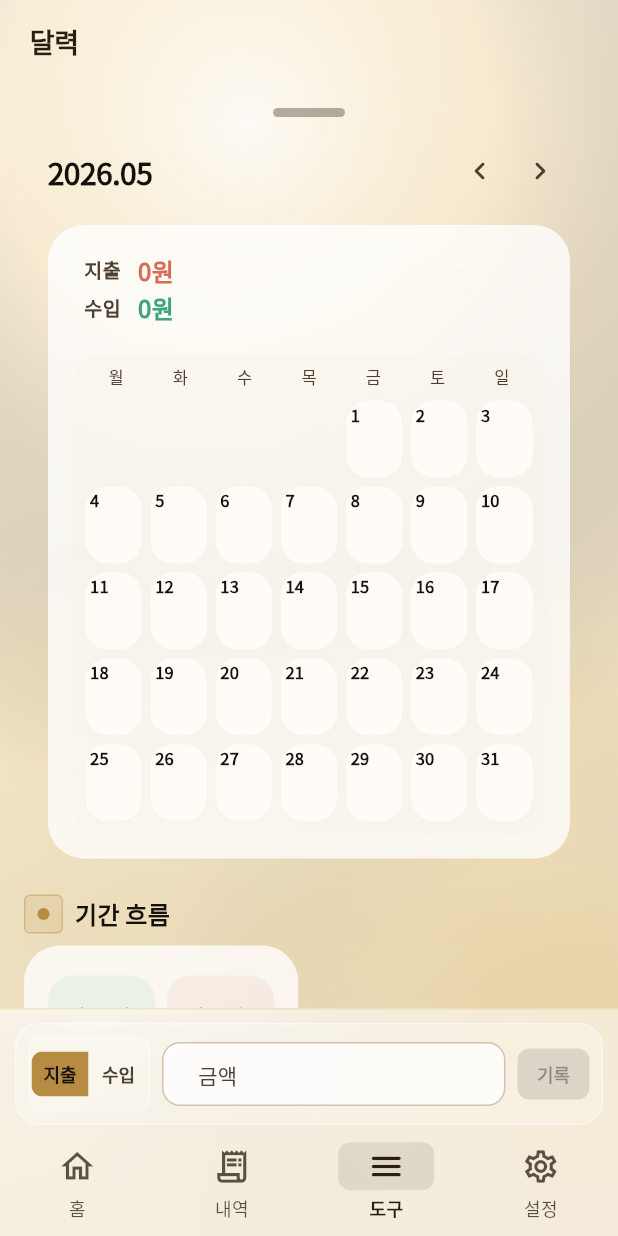
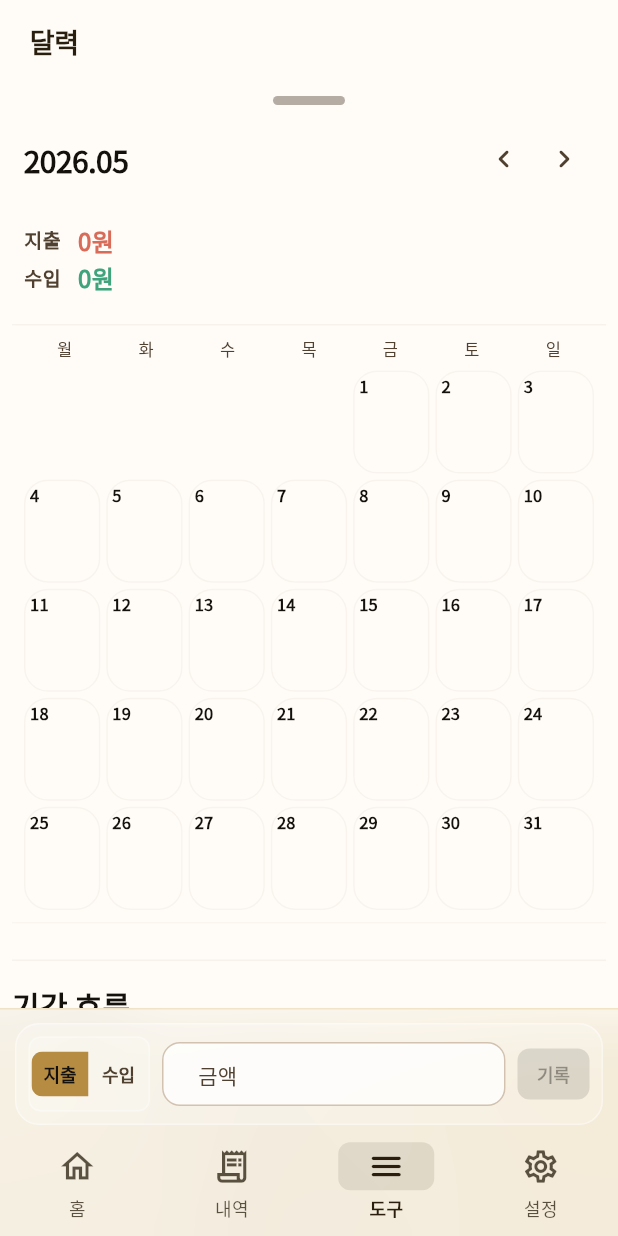
Before and after one commit to skypsj032-code/smart-wallet-app, a Flutter app: the CalendarScreen screen opened by its route, on a phone screen of 412 x 824 dp. Run offline on Flutter 3.47's test engine with Material 3 defaults, Android fonts, the light colour scheme and no system bars; our stand-ins replace camera, drift, file_picker, fl_chart, flutter_riverpod, go_router and 2 more; missing offline and left inert: google_mlkit_text_recognition; accounts and stored records are empty; generated files the repository leaves out were written again.

Commit message:
refactor: flatten calendar into white screen

```diff
--- a/lib/features/calendar/presentation/calendar_screen.dart
+++ b/lib/features/calendar/presentation/calendar_screen.dart
@@ -6,7 +6,6 @@ import '../../../app/theme/app_colors.dart';
 import '../../../core/constants/app_spacing.dart';
 import '../../../core/database/app_database.dart';
 import '../../../shared/widgets/app_scaffold.dart';
-import '../../../shared/widgets/app_section.dart';
 import '../../transactions/application/quick_entry_form_provider.dart';
 import '../application/calendar_provider.dart';
 
@@ -39,9 +38,13 @@ class _CalendarScreenState extends ConsumerState<CalendarScreen> {
         ref.watch(selectedCalendarTransactionsProvider);
     final transactionSortOrder =
         ref.watch(calendarTransactionSortOrderProvider);
+    final scheme = Theme.of(context).colorScheme;
 
     final screen = AppScaffold(
       title: '달력',
+      backgroundColor: scheme.surface,
+      appBarBackgroundColor: scheme.surface,
+      contentPadding: EdgeInsets.zero,
       body: snapshotAsync.when(
         data: (snapshot) {
           final showSelectedDayDetail = !isMonthPickerOpen && selectedDate != null;
@@ -103,21 +106,15 @@ class _CalendarScreenState extends ConsumerState<CalendarScreen> {
               ),
               const SizedBox(height: AppSpacing.md),
               Padding(
-                padding: const EdgeInsets.symmetric(horizontal: AppSpacing.md),
-                child: Card(
-                  elevation: 0,
-                  shape: RoundedRectangleBorder(
-                    borderRadius: BorderRadius.circular(24),
-                  ),
+                padding: const EdgeInsets.symmetric(horizontal: AppSpacing.sm),
                 child: Padding(
-                    padding: const EdgeInsets.all(AppSpacing.md),
+                  padding: const EdgeInsets.only(top: AppSpacing.xs),
                   child: isMonthPickerOpen
                       ? _InlineMonthPicker(
                           displayedMonth: displayedMonth,
                           onPreviousYear: () => _movePickerYear(-1),
                           onNextYear: () => _movePickerYear(1),
-                            onSelectMonth: (month) =>
-                                _selectDisplayedMonth(month),
+                          onSelectMonth: (month) => _selectDisplayedMonth(month),
                         )
                       : _MonthCalendarContent(
                           snapshot: snapshot,
@@ -127,10 +124,16 @@ class _CalendarScreenState extends ConsumerState<CalendarScreen> {
                         ),
                 ),
               ),
-              ),
               const SizedBox(height: AppSpacing.lg),
               if (showSelectedDayDetail)
-                AppSection(
+                Padding(
+                  padding: const EdgeInsets.fromLTRB(
+                    AppSpacing.sm,
+                    0,
+                    AppSpacing.sm,
+                    AppSpacing.lg,
+                  ),
+                  child: _CalendarDetailSection(
                     title: _selectedDateLabel(selectedDate),
                     child: _CalendarSelectedDayCard(
                       key: const Key('calendar-selected-day-card'),
@@ -148,12 +151,21 @@ class _CalendarScreenState extends ConsumerState<CalendarScreen> {
                         transaction: transaction,
                       ),
                     ),
+                  ),
                 )
               else
-                AppSection(
+                Padding(
+                  padding: const EdgeInsets.fromLTRB(
+                    AppSpacing.sm,
+                    0,
+                    AppSpacing.sm,
+                    AppSpacing.lg,
+                  ),
+                  child: _CalendarDetailSection(
                     title: '기간 흐름',
                     child: _CalendarYearSummaryCard(
                       snapshot: snapshot,
+                    ),
                   ),
                 ),
             ],
@@ -539,11 +551,14 @@ class _MonthCalendarContent extends StatelessWidget {
           width: double.infinity,
           padding: const EdgeInsets.all(AppSpacing.sm),
           decoration: BoxDecoration(
-            color: Theme.of(context)
-                .colorScheme
-                .surfaceContainerHighest
-                .withValues(alpha: 0.18),
-            borderRadius: BorderRadius.circular(20),
+            border: Border(
+              top: BorderSide(
+                color: Theme.of(context).colorScheme.outline.withValues(alpha: 0.18),
+              ),
+              bottom: BorderSide(
+                color: Theme.of(context).colorScheme.outline.withValues(alpha: 0.12),
+              ),
+            ),
           ),
           child: _MonthCalendarView(
             cells: cells,
@@ -724,13 +739,8 @@ class _CalendarSelectedDayCard extends StatelessWidget {
 
   @override
   Widget build(BuildContext context) {
-    return Card(
-      elevation: 0,
-      shape: RoundedRectangleBorder(
-        borderRadius: BorderRadius.circular(24),
-      ),
-      child: Padding(
-        padding: const EdgeInsets.all(AppSpacing.md),
+    return Padding(
+      padding: const EdgeInsets.only(top: AppSpacing.xs),
       child: transactionsAsync.when(
         data: (transactions) {
           if (selectedDate == null) {
@@ -811,9 +821,45 @@ class _CalendarSelectedDayCard extends StatelessWidget {
           );
         },
         loading: () => const Center(child: CircularProgressIndicator()),
-          error: (error, stackTrace) =>
-              Text('거래를 불러오지 못했어요. $error'),
+        error: (error, stackTrace) => Text('거래를 불러오지 못했어요. $error'),
       ),
+    );
+  }
+}
+
+class _CalendarDetailSection extends StatelessWidget {
+  const _CalendarDetailSection({
+    required this.title,
+    required this.child,
+  });
+
+  final String title;
+  final Widget child;
+
+  @override
+  Widget build(BuildContext context) {
+    return Container(
+      padding: const EdgeInsets.only(top: AppSpacing.md),
+      decoration: BoxDecoration(
+        border: Border(
+          top: BorderSide(
+            color: Theme.of(context).colorScheme.outline.withValues(alpha: 0.18),
+          ),
+        ),
+      ),
+      child: Column(
+        crossAxisAlignment: CrossAxisAlignment.start,
+        children: [
+          Text(
+            title,
+            style: Theme.of(context).textTheme.titleMedium?.copyWith(
+                  fontSize: 20,
+                  fontWeight: FontWeight.w800,
+                ),
+          ),
+          const SizedBox(height: AppSpacing.sm),
+          child,
+        ],
       ),
     );
   }
@@ -828,18 +874,9 @@ class _CalendarYearSummaryCard extends StatelessWidget {
 
   @override
   Widget build(BuildContext context) {
-    return Card(
-      elevation: 0,
-      shape: RoundedRectangleBorder(
-        borderRadius: BorderRadius.circular(24),
-      ),
-      child: Padding(
-        padding: const EdgeInsets.all(AppSpacing.md),
-        child: Column(
-          crossAxisAlignment: CrossAxisAlignment.start,
-          children: [
-            const SizedBox(height: AppSpacing.xs),
-            Wrap(
+    return Padding(
+      padding: const EdgeInsets.only(top: AppSpacing.xs),
+      child: Wrap(
         spacing: AppSpacing.sm,
         runSpacing: AppSpacing.sm,
         children: [
@@ -854,9 +891,6 @@ class _CalendarYearSummaryCard extends StatelessWidget {
             color: AppColors.expense,
           ),
         ],
-            ),
-          ],
-        ),
       ),
     );
   }
--- a/lib/shared/widgets/app_scaffold.dart
+++ b/lib/shared/widgets/app_scaffold.dart
@@ -14,6 +14,9 @@ class AppScaffold extends StatelessWidget {
     this.hideGlobalQuickPanel = false,
     this.hideAppBar = false,
     this.actions,
+    this.contentPadding,
+    this.backgroundColor,
+    this.appBarBackgroundColor,
   });
 
   final String title;
@@ -23,24 +26,32 @@ class AppScaffold extends StatelessWidget {
   final bool hideGlobalQuickPanel;
   final bool hideAppBar;
   final List<Widget>? actions;
+  final EdgeInsetsGeometry? contentPadding;
+  final Color? backgroundColor;
+  final Color? appBarBackgroundColor;
 
   @override
   Widget build(BuildContext context) {
     return AppScaffoldScope(
       hideGlobalQuickPanel: hideGlobalQuickPanel,
       child: Scaffold(
+        backgroundColor: backgroundColor,
         appBar: hideAppBar
             ? null
             : AppBar(
                 title: Text(title),
                 actions: actions,
+                backgroundColor: appBarBackgroundColor,
               ),
         floatingActionButton: floatingActionButton,
         bottomSheet: bottomSheet,
         body: SafeArea(
           child: KeyboardAwareBody(
+            child: ColoredBox(
+              color: backgroundColor ?? Colors.transparent,
               child: Padding(
-              padding: const EdgeInsets.fromLTRB(
+                padding: contentPadding ??
+                    const EdgeInsets.fromLTRB(
                       AppSpacing.md,
                       AppSpacing.sm,
                       AppSpacing.md,
@@ -51,6 +62,7 @@ class AppScaffold extends StatelessWidget {
                     borderRadius: BorderRadius.circular(AppRadius.lg),
                   ),
                   child: body,
+                ),
               ),
             ),
           ),
```
Lines whose indentation alone changed are shown as unchanged.
